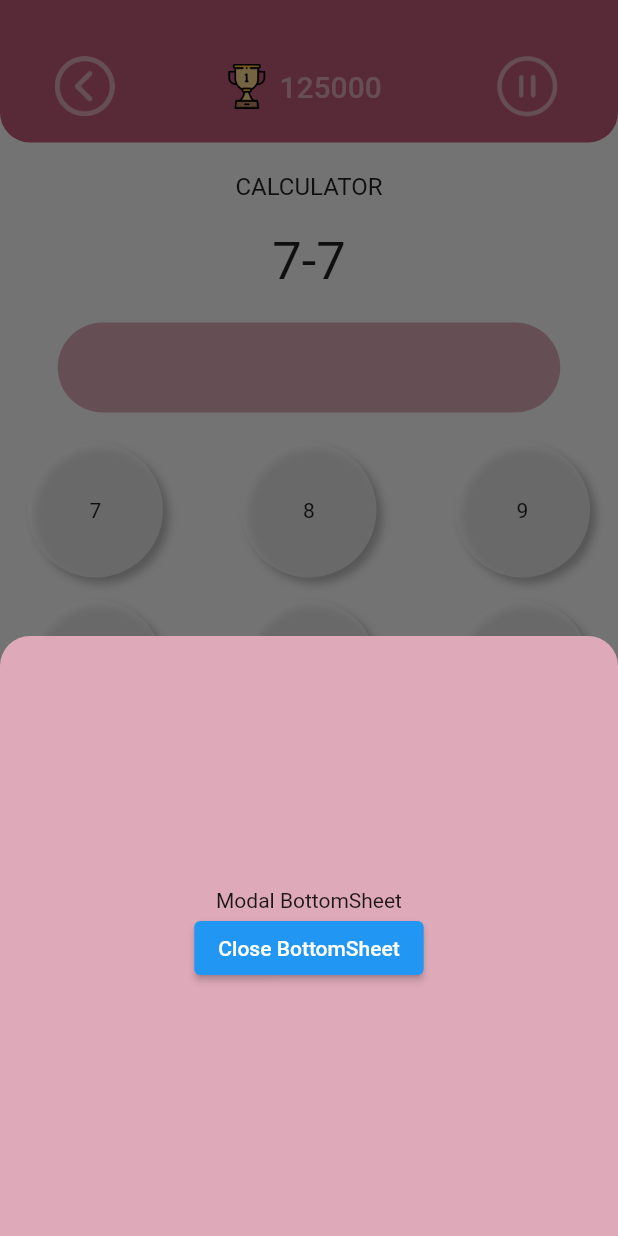
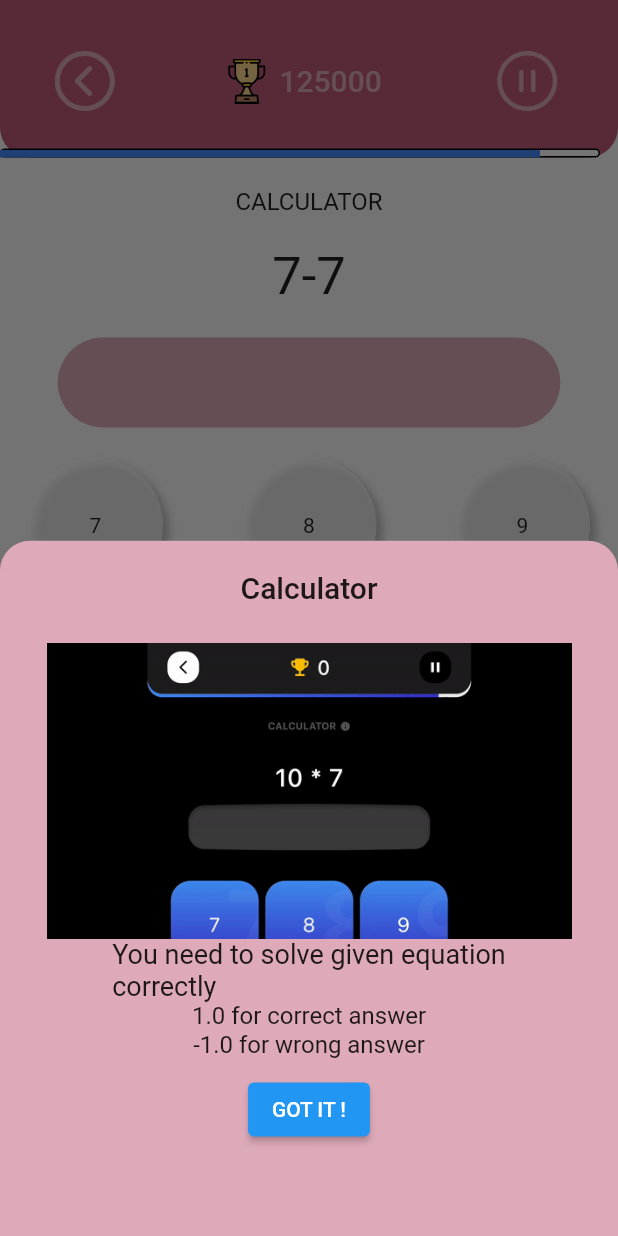
Before and after one commit to beyzauyanksoy/MathMatrixGame, a Flutter app: the Calculator screen opened directly, after a tap on "CALCULATOR", on a phone screen of 412 x 824 dp. Run offline on Flutter 3.47's test engine with Material 2 defaults, Android fonts, the phone set to English and light mode, and no system bars; our stand-ins replace google_fonts.

Commit message:
calculator sayfasnda değişiklik yapıldı ve assets klasorune resimler eklendi

```diff
--- a/lib/calculator.dart
+++ b/lib/calculator.dart
@@ -29,36 +29,42 @@ class _CalculatorState extends State<Calculator> {
                       bottomRight: Radius.circular(20),
                     ),
                   ),
-                  height: 95,
+                  height: 105,
                   width: MediaQuery.of(context).size.width,
                   child: Padding(
-                    padding: const EdgeInsets.only(top: 20),
-                    child: Row(
+                    padding: const EdgeInsets.only(top: 30),
+                    child: Stack(
+                      children: [
+                        Row(
                             mainAxisAlignment: MainAxisAlignment.spaceAround,
                             children: [
                               GestureDetector(
                                 onTap: () {
                                   Navigator.of(context).pop();
                                 },
-                            child: Container(
+                                child: Stack(
+                                  children: [
+                                    Container(
                                       child: Image.asset(
                                         'assets/previous.png',
                                         width: 40,
                                         color: const Color(0xffDeaab9),
                                       ),
                                     ),
+                                  ],
                                 ),
-                          SizedBox(
+                              ),
+                              Container(
                                 width: 105,
-                            //color: Colors.amber,
                                 child: Row(
-                              mainAxisAlignment: MainAxisAlignment.spaceBetween,
+                                  mainAxisAlignment:
+                                      MainAxisAlignment.spaceBetween,
                                   children: [
                                     Image.asset(
                                       "assets/trophy.png",
                                       width: 30,
                                     ),
-                                Text(
+                                    const Text(
                                       '125000',
                                       style: TextStyle(
                                           color: Color(0xffDeaab9),
@@ -83,6 +89,25 @@ class _CalculatorState extends State<Calculator> {
                                 ),
                               ),
                             ]),
+                        Positioned(
+                          top: 69,
+                          child: Container(
+                            decoration: BoxDecoration(
+                              borderRadius: BorderRadius.circular(10),
+                              border: Border.all(),
+                              color: Colors.white,
+                            ),
+                            width: 400,
+                            height: 6,
+                          ),
+                        ),
+                        Positioned(
+                          bottom: 0,
+                          child: Container(
+                              width: 360, height: 5, color: Colors.blueAccent),
+                        ),
+                      ],
+                    ),
                   ),
                 ),
                 Column(
@@ -96,27 +121,58 @@ class _CalculatorState extends State<Calculator> {
                           onTap: () {
                             showModalBottomSheet(
                               context: context,
-                              backgroundColor: Color(0xffDeaab9),
-                              shape: RoundedRectangleBorder(
+                              backgroundColor: const Color(0xffDeaab9),
+                              shape: const RoundedRectangleBorder(
                                   borderRadius: BorderRadius.only(
                                       topLeft: Radius.circular(20),
                                       topRight: Radius.circular(20))),
                               builder: (BuildContext context) {
-                                return Container(
-
-                                  height: 400,
+                                return SizedBox(
+                                  height: 550,
                                   child: Center(
                                     child: Column(
                                       mainAxisAlignment:
-                                          MainAxisAlignment.center,
-                                      mainAxisSize: MainAxisSize.min,
+                                          MainAxisAlignment.start,
+                                      // mainAxisSize: MainAxisSize.min,
                                       children: <Widget>[
-                                        const Text('Modal BottomSheet'),
-                                        ElevatedButton(
-                                          child:
-                                              const Text('Close BottomSheet'),
+                                        const Padding(
+                                          padding: EdgeInsets.only(top: 20),
+                                          child: Text(
+                                            'Calculator',
+                                            style: TextStyle(
+                                                fontSize: 20,
+                                                fontWeight: FontWeight.w500),
+                                          ),
+                                        ),
+                                        Padding(
+                                          padding:
+                                              const EdgeInsets.only(top: 25),
+                                          child: SizedBox(
+                                            width: 350,
+                                            child: Image.asset(
+                                                "assets/calculator-intro.gif"),
+                                          ),
+                                        ),
+                                        const Text(
+                                          "You need to solve given equation\ncorrectly",
+                                          style: TextStyle(fontSize: 18),
+                                        ),
+                                        const Text(
+                                          "1.0 for correct answer",
+                                          style: TextStyle(fontSize: 16),
+                                        ),
+                                        const Text(
+                                          "-1.0 for wrong answer",
+                                          style: TextStyle(fontSize: 16),
+                                        ),
+                                        Padding(
+                                          padding:
+                                              const EdgeInsets.only(top: 10),
+                                          child: ElevatedButton(
+                                            child: const Text('GOT IT !'),
                                             onPressed: () =>
                                                 Navigator.pop(context),
+                                          ),
                                         ),
                                       ],
                                     ),
@@ -125,18 +181,18 @@ class _CalculatorState extends State<Calculator> {
                               },
                             );
                           },
-                          child: Text(
+                          child: const Text(
                             "CALCULATOR",
                             style: TextStyle(fontSize: 16),
                           ),
                         )),
                       ),
                     ),
-                    Container(
+                    SizedBox(
                       width: MediaQuery.of(context).size.width,
                       child: Row(
                         mainAxisAlignment: MainAxisAlignment.center,
-                        children: [
+                        children: const [
                           Text(
                             "7",
                             style: TextStyle(fontSize: 35),
@@ -158,7 +214,6 @@ class _CalculatorState extends State<Calculator> {
                     )
                   ],
                 ),
-
                 GridView(
                   shrinkWrap: true,
                   gridDelegate: const SliverGridDelegateWithFixedCrossAxisCount(
@@ -298,7 +353,14 @@ class _CalculatorState extends State<Calculator> {
                           offset: Offset(4, 4),
                         ),
                       ], color: Color(0xffDEAAB9), shape: BoxShape.circle),
-                      child: const Center(child: Text('Clear')),
+                      child: const Center(
+                          child: Text(
+                        'Clear',
+                        style: TextStyle(
+                            color: Color(0xffd62d65),
+                            fontSize: 18,
+                            fontWeight: FontWeight.w500),
+                      )),
                     ),
                     Container(
                       width: 20,
@@ -322,55 +384,79 @@ class _CalculatorState extends State<Calculator> {
                           offset: Offset(4, 4),
                         ),
                       ], color: Color(0xffDEAAB9), shape: BoxShape.circle),
-                      child: const Center(child: Text('icon')),
+                      child: Center(
+                          child: Image.asset(
+                        'assets/delete1.png',
+                        width: 35,
+                      )),
                     ),
                   ],
                 ),
-                // GridView.builder(
-
-                //   shrinkWrap: true,
-                //     itemCount: ornekListem.length,
-                //     gridDelegate: SliverGridDelegateWithFixedCrossAxisCount(
-                //         crossAxisCount:
-                //          4),
-                //     //listenin uzunluğu
-                //     itemBuilder: (BuildContext context,index) {
-                //       return Container(
-                //         margin: EdgeInsets.all(5),
-                //         width: 100,
-                //         height: 100,
-                //         color: Colors.amber,
-                //         child: Text(ornekListem[index],style: TextStyle(color: Colors.black),));
-                //     })
               ],
             ),
             isdialog == true
                 ? Positioned(
                     bottom: 200,
-                    left: 120,
+                    left: 90,
                     child: Container(
-                      width: 200,
-                      color:  Color(0xffDeaab9),
+                      decoration: BoxDecoration(
+                          color: const Color(0xffDeaab9),
+                          borderRadius: BorderRadius.circular(20)),
+                      width: 250,
+                      height: 135,
                       child: Column(
+                        mainAxisAlignment: MainAxisAlignment.spaceEvenly,
                         children: [
-                          Text('Game Over !!!'),
-                          Text('Your Highest score is 0.0'),
+                          const Text(
+                            'Game Over !!!',
+                            style: TextStyle(
+                                fontSize: 16, fontWeight: FontWeight.w500),
+                          ),
+                          const Text(
+                            'Your Highest score is 0.0',
+                            style: TextStyle(
+                                fontSize: 16, fontWeight: FontWeight.w500),
+                          ),
+                          Row(
+                            mainAxisAlignment: MainAxisAlignment.center,
+                            children: [
                               ElevatedButton(
+                                style: ElevatedButton.styleFrom(
+                                    primary: Colors.black),
                                 onPressed: () {},
-                            child: Text("RESTART",),
+                                child: const Text(
+                                  "RESTART",
                                 ),
-                          IconButton(
+                              ),
+                              Padding(
+                                padding: const EdgeInsets.only(left: 10),
+                                child: Container(
+                                  width: 42,
+                                  decoration: BoxDecoration(
+                                    shape: BoxShape.circle,
+                                    color: Colors.black,
+                                  ),
+                                  child: IconButton(
                                     onPressed: () {
                                       setState(() {
                                         isdialog = false;
                                       });
                                     },
-                              icon: Icon(Icons.delete))
+                                    icon: const Icon(
+                                      Icons.delete,
+                                      size: 28,
+                                      color: Colors.white,
+                                    ),
+                                  ),
+                                ),
+                              ),
+                            ],
+                          ),
                         ],
                       ),
                     ),
                   )
-                : SizedBox(),
+                : const SizedBox(),
             //Calculator()
           ],
         ),
--- a/pubspec.yaml
+++ b/pubspec.yaml
@@ -3,7 +3,7 @@ description: A new Flutter project.
 
 # The following line prevents the package from being accidentally published to
 # pub.dev using `flutter pub publish`. This is preferred for private packages.
-publish_to: 'none' # Remove this line if you wish to publish to pub.dev
+publish_to: "none" # Remove this line if you wish to publish to pub.dev
 
 # The following defines the version and build number for your application.
 # A version number is three numbers separated by dots, like 1.2.43
@@ -20,7 +20,7 @@ publish_to: 'none' # Remove this line if you wish to publish to pub.dev
 version: 1.0.0+1
 
 environment:
-  sdk: '>=2.18.2 <3.0.0'
+  sdk: ">=2.18.2 <3.0.0"
 
 # Dependencies specify other packages that your package needs in order to work.
 # To automatically upgrade your package dependencies to the latest versions
@@ -32,7 +32,6 @@ dependencies:
   flutter:
     sdk: flutter
   google_fonts: ^3.0.1
-
 
   # The following adds the Cupertino Icons font to your application.
   # Use with the CupertinoIcons class for iOS style icons.
@@ -54,7 +53,6 @@ dev_dependencies:
 
 # The following section is specific to Flutter packages.
 flutter:
-
   # The following line ensures that the Material Icons font is
   # included with your application, so that you can use the icons in
   # the material Icons class.
```
Also changed, not shown: assets/calculator-intro.gif (added), assets/delete.png (added), assets/delete1.png (added). Lines whose indentation alone changed are shown as unchanged.
